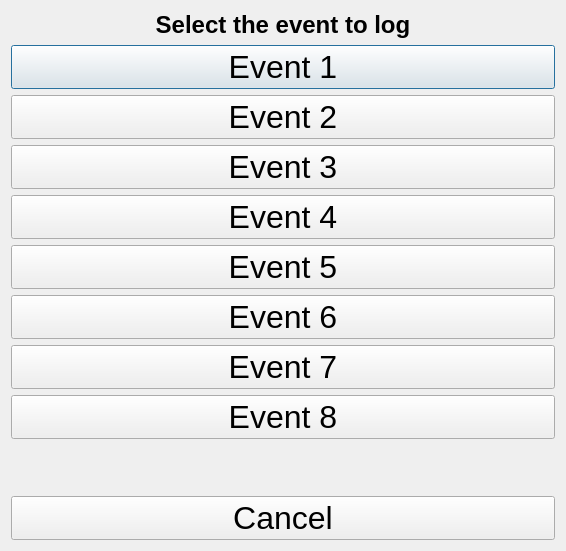
Qt form ui/EventLauncher.ui (guyuhong/CLAMS) before a commit.
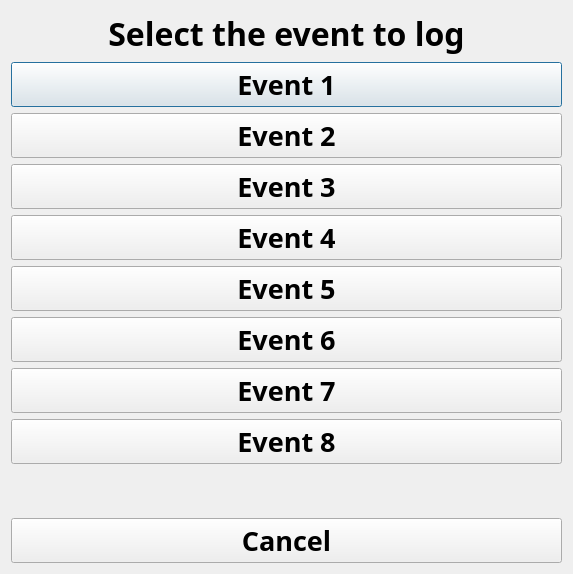
The same form after that commit.

Diff of the .ui file:
```diff
--- a/ui/EventLauncher.ui
+++ b/ui/EventLauncher.ui
@@ -6,8 +6,8 @@
    <rect>
     <x>0</x>
     <y>0</y>
-    <width>566</width>
-    <height>551</height>
+    <width>573</width>
+    <height>574</height>
    </rect>
   </property>
   <property name="windowTitle">
@@ -18,7 +18,8 @@
     <widget class="QLabel" name="label">
      <property name="font">
       <font>
-       <pointsize>18</pointsize>
+       <family>Arial Black</family>
+       <pointsize>24</pointsize>
        <weight>75</weight>
        <bold>true</bold>
       </font>
@@ -35,7 +36,10 @@
     <widget class="QPushButton" name="pbEvent1">
      <property name="font">
       <font>
-       <pointsize>24</pointsize>
+       <family>Arial Black</family>
+       <pointsize>20</pointsize>
+       <weight>75</weight>
+       <bold>true</bold>
       </font>
      </property>
      <property name="text">
@@ -47,7 +51,10 @@
     <widget class="QPushButton" name="pbEvent2">
      <property name="font">
       <font>
-       <pointsize>24</pointsize>
+       <family>Arial Black</family>
+       <pointsize>20</pointsize>
+       <weight>75</weight>
+       <bold>true</bold>
       </font>
      </property>
      <property name="text">
@@ -59,7 +66,10 @@
     <widget class="QPushButton" name="pbEvent3">
      <property name="font">
       <font>
-       <pointsize>24</pointsize>
+       <family>Arial Black</family>
+       <pointsize>20</pointsize>
+       <weight>75</weight>
+       <bold>true</bold>
       </font>
      </property>
      <property name="text">
@@ -71,7 +81,10 @@
     <widget class="QPushButton" name="pbEvent4">
      <property name="font">
       <font>
-       <pointsize>24</pointsize>
+       <family>Arial Black</family>
+       <pointsize>20</pointsize>
+       <weight>75</weight>
+       <bold>true</bold>
       </font>
      </property>
      <property name="text">
@@ -83,7 +96,10 @@
     <widget class="QPushButton" name="pbEvent5">
      <property name="font">
       <font>
-       <pointsize>24</pointsize>
+       <family>Arial Black</family>
+       <pointsize>20</pointsize>
+       <weight>75</weight>
+       <bold>true</bold>
       </font>
      </property>
      <property name="text">
@@ -95,7 +111,10 @@
     <widget class="QPushButton" name="pbEvent6">
      <property name="font">
       <font>
-       <pointsize>24</pointsize>
+       <family>Arial Black</family>
+       <pointsize>20</pointsize>
+       <weight>75</weight>
+       <bold>true</bold>
       </font>
      </property>
      <property name="text">
@@ -107,7 +126,10 @@
     <widget class="QPushButton" name="pbEvent7">
      <property name="font">
       <font>
-       <pointsize>24</pointsize>
+       <family>Arial Black</family>
+       <pointsize>20</pointsize>
+       <weight>75</weight>
+       <bold>true</bold>
       </font>
      </property>
      <property name="text">
@@ -119,7 +141,10 @@
     <widget class="QPushButton" name="pbEvent8">
      <property name="font">
       <font>
-       <pointsize>24</pointsize>
+       <family>Arial Black</family>
+       <pointsize>20</pointsize>
+       <weight>75</weight>
+       <bold>true</bold>
       </font>
      </property>
      <property name="text">
@@ -129,6 +154,14 @@
    </item>
    <item>
     <spacer name="verticalSpacer">
+     <property name="font">
+      <font>
+       <family>Arial Black</family>
+       <pointsize>20</pointsize>
+       <weight>75</weight>
+       <bold>true</bold>
+      </font>
+     </property>
      <property name="orientation">
       <enum>Qt::Vertical</enum>
      </property>
@@ -144,7 +177,10 @@
     <widget class="QPushButton" name="pbCancel">
      <property name="font">
       <font>
-       <pointsize>24</pointsize>
+       <family>Arial Black</family>
+       <pointsize>20</pointsize>
+       <weight>75</weight>
+       <bold>true</bold>
       </font>
      </property>
      <property name="text">
```
